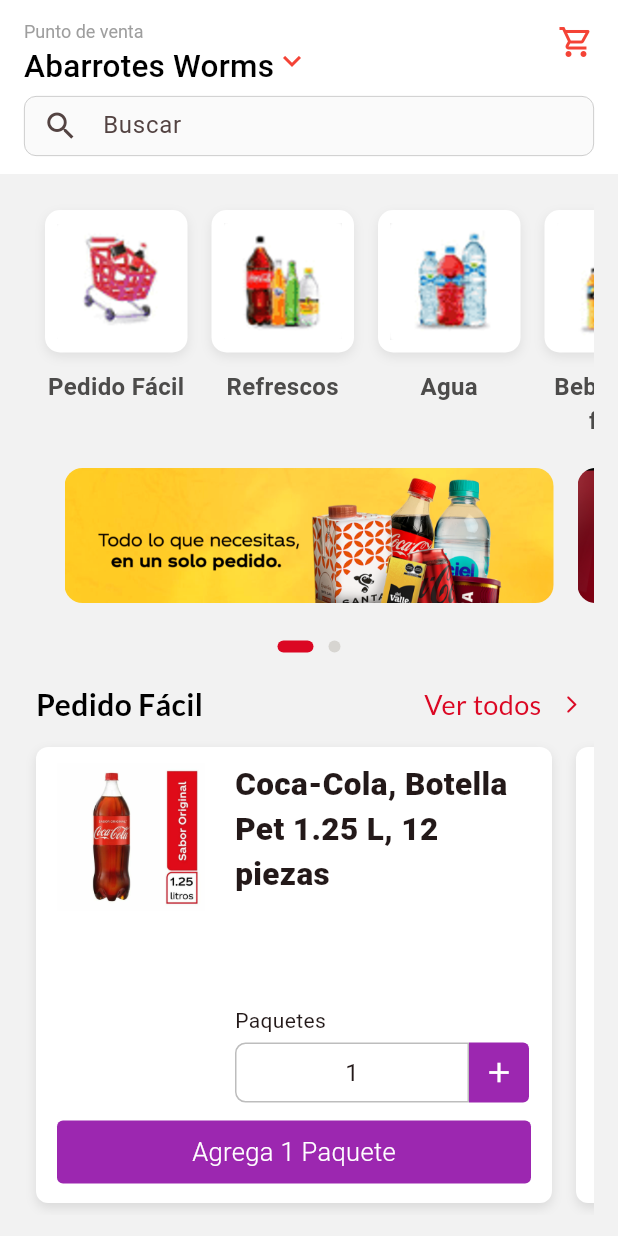
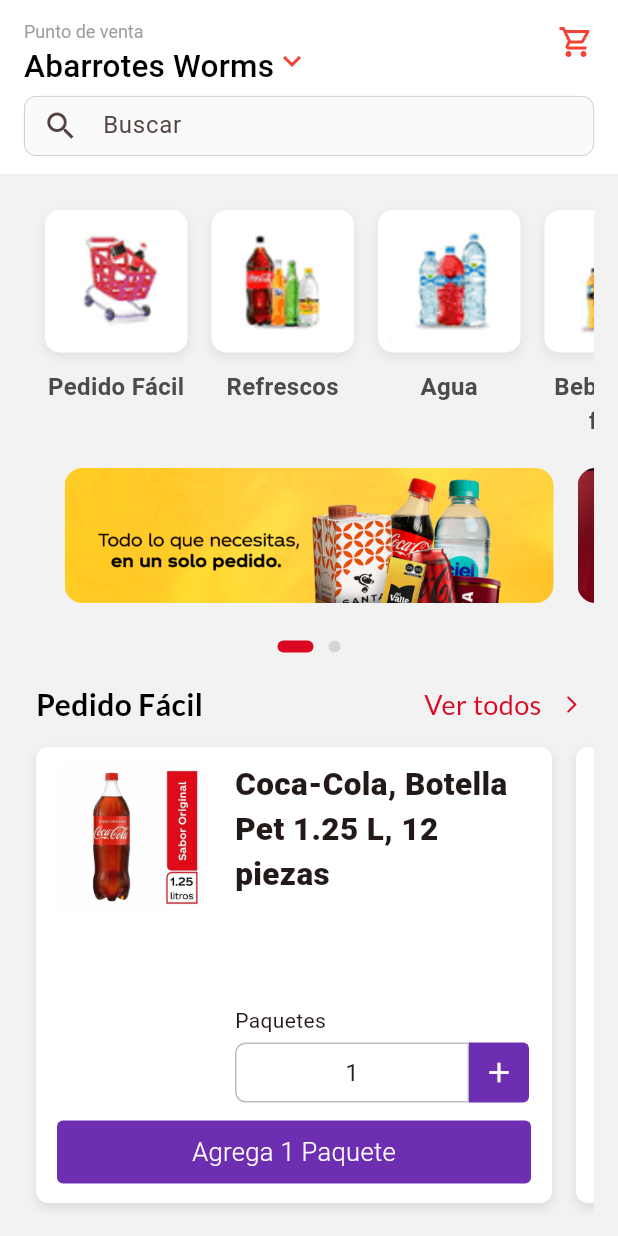
Before and after one commit to Alexa404NL/Hack4Her, a Flutter app: the screen it shows after launch, on a phone screen of 412 x 824 dp. Run offline on Flutter 3.47's test engine with Material 3 defaults, Android fonts, the phone set to English and light mode, and no system bars; drawn by our look-alikes of smooth_page_indicator; our stand-ins replace google_fonts.

Commit message:
merged both progress branches

```diff
--- a/h4h_app/lib/components/shoplist.dart
+++ b/h4h_app/lib/components/shoplist.dart
@@ -108,7 +108,7 @@
                                   topRight: Radius.circular(4.0),
                                   bottomRight: Radius.circular(4.0),
                                 ),
-                                color:Colors.purple
+                                color:Color.fromARGB(255, 109, 46, 177)
                               ),
                               height:40,
                               width:40,
@@ -128,7 +128,7 @@
               height: 42,
               width: 400,
               decoration: BoxDecoration(
-                color: Colors.purple,
+                color: Color.fromARGB(255, 109, 46, 177),
                 borderRadius: BorderRadius.circular(4.0)
               ),
               child: Text(
```
Also changed, not shown: 1 other file.
